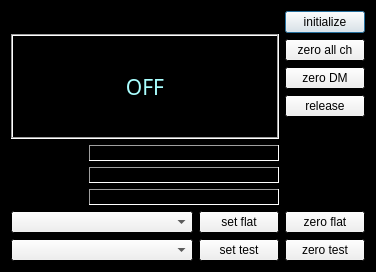
magao-x/MagAOX, file gui/widgets/dmCtrl/dmCtrl.ui: the form before one commit.
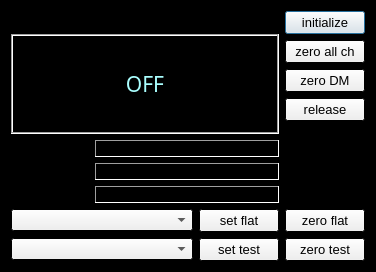
The form after the commit.

Commit message: another font tweak

What changed in the file:
```diff
--- a/gui/widgets/dmCtrl/dmCtrl.ui
+++ b/gui/widgets/dmCtrl/dmCtrl.ui
@@ -187,7 +187,7 @@
             <widget class="QLabel" name="labelTestShmim_value">
              <property name="font">
               <font>
-               <pointsize>9</pointsize>
+               <pointsize>10</pointsize>
               </font>
              </property>
              <property name="frameShape">
@@ -205,7 +205,7 @@
             <widget class="QLabel" name="labelShmimName_value">
              <property name="font">
               <font>
-               <pointsize>9</pointsize>
+               <pointsize>10</pointsize>
               </font>
              </property>
              <property name="frameShape">
@@ -223,7 +223,7 @@
             <widget class="QLabel" name="labelTestShmim">
              <property name="font">
               <font>
-               <pointsize>9</pointsize>
+               <pointsize>10</pointsize>
               </font>
              </property>
              <property name="text">
@@ -235,7 +235,7 @@
             <widget class="QLabel" name="labelFlatShmim_value">
              <property name="font">
               <font>
-               <pointsize>9</pointsize>
+               <pointsize>10</pointsize>
               </font>
              </property>
              <property name="frameShape">
@@ -253,7 +253,7 @@
             <widget class="QLabel" name="labelShmimName">
              <property name="font">
               <font>
-               <pointsize>9</pointsize>
+               <pointsize>10</pointsize>
               </font>
              </property>
              <property name="text">
@@ -265,7 +265,7 @@
             <widget class="QLabel" name="labelFlatShmim">
              <property name="font">
               <font>
-               <pointsize>9</pointsize>
+               <pointsize>10</pointsize>
               </font>
              </property>
              <property name="text">
@@ -289,7 +289,7 @@
            </property>
            <property name="font">
             <font>
-             <pointsize>9</pointsize>
+             <pointsize>10</pointsize>
             </font>
            </property>
            <property name="text">
@@ -307,7 +307,7 @@
            </property>
            <property name="font">
             <font>
-             <pointsize>9</pointsize>
+             <pointsize>10</pointsize>
             </font>
            </property>
            <property name="text">
@@ -325,7 +325,7 @@
            </property>
            <property name="font">
             <font>
-             <pointsize>9</pointsize>
+             <pointsize>10</pointsize>
             </font>
            </property>
            <property name="text">
@@ -343,7 +343,7 @@
            </property>
            <property name="font">
             <font>
-             <pointsize>9</pointsize>
+             <pointsize>10</pointsize>
             </font>
            </property>
            <property name="text">
@@ -382,7 +382,7 @@
        </property>
        <property name="font">
         <font>
-         <pointsize>9</pointsize>
+         <pointsize>10</pointsize>
         </font>
        </property>
        <property name="text">
@@ -394,7 +394,7 @@
       <widget class="QComboBox" name="comboSelectTest">
        <property name="font">
         <font>
-         <pointsize>8</pointsize>
+         <pointsize>9</pointsize>
         </font>
        </property>
       </widget>
@@ -409,7 +409,7 @@
        </property>
        <property name="font">
         <font>
-         <pointsize>9</pointsize>
+         <pointsize>10</pointsize>
         </font>
        </property>
        <property name="text">
@@ -427,7 +427,7 @@
        </property>
        <property name="font">
         <font>
-         <pointsize>9</pointsize>
+         <pointsize>10</pointsize>
         </font>
        </property>
        <property name="text">
@@ -445,7 +445,7 @@
        </property>
        <property name="font">
         <font>
-         <pointsize>9</pointsize>
+         <pointsize>10</pointsize>
         </font>
        </property>
        <property name="text">
@@ -457,7 +457,7 @@
       <widget class="QComboBox" name="comboSelectFlat">
        <property name="font">
         <font>
-         <pointsize>8</pointsize>
+         <pointsize>9</pointsize>
         </font>
        </property>
       </widget>
```
